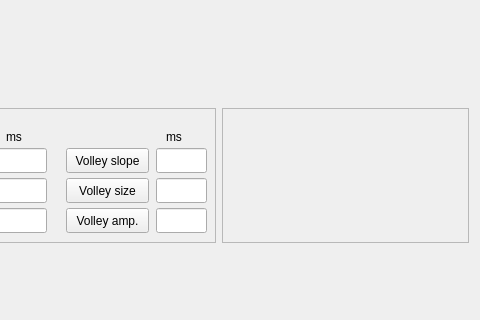
First picture: the form in QtDesigner/bwmeasure.ui, repository matoloa/brainwash, before the edit; both pictures show x 115 to 595 and y 186 to 506 of the 595 by 812 pixel window.
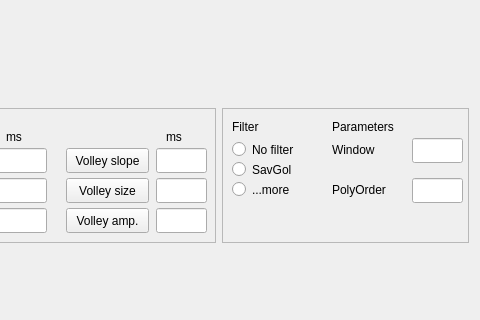
Second picture: the form after the edit.

```diff
--- a/QtDesigner/bwmeasure.ui
+++ b/QtDesigner/bwmeasure.ui
@@ -259,6 +259,123 @@
          <property name="frameShadow">
           <enum>QFrame::Raised</enum>
          </property>
+         <widget class="QLabel" name="label_filter">
+          <property name="geometry">
+           <rect>
+            <x>10</x>
+            <y>10</y>
+            <width>62</width>
+            <height>17</height>
+           </rect>
+          </property>
+          <property name="text">
+           <string>Filter</string>
+          </property>
+         </widget>
+         <widget class="QLineEdit" name="lineEdit_filter_param1">
+          <property name="geometry">
+           <rect>
+            <x>190</x>
+            <y>30</y>
+            <width>51</width>
+            <height>25</height>
+           </rect>
+          </property>
+         </widget>
+         <widget class="QRadioButton" name="radioButton_filter_placeholder">
+          <property name="geometry">
+           <rect>
+            <x>10</x>
+            <y>70</y>
+            <width>106</width>
+            <height>23</height>
+           </rect>
+          </property>
+          <property name="text">
+           <string>...more</string>
+          </property>
+         </widget>
+         <widget class="QLabel" name="label_filter_param2">
+          <property name="geometry">
+           <rect>
+            <x>110</x>
+            <y>70</y>
+            <width>71</width>
+            <height>23</height>
+           </rect>
+          </property>
+          <property name="text">
+           <string>PolyOrder</string>
+          </property>
+          <property name="alignment">
+           <set>Qt::AlignLeading|Qt::AlignLeft|Qt::AlignVCenter</set>
+          </property>
+         </widget>
+         <widget class="QLineEdit" name="lineEdit_filter_param2">
+          <property name="geometry">
+           <rect>
+            <x>190</x>
+            <y>70</y>
+            <width>51</width>
+            <height>25</height>
+           </rect>
+          </property>
+         </widget>
+         <widget class="QLabel" name="label_filter_params">
+          <property name="geometry">
+           <rect>
+            <x>110</x>
+            <y>10</y>
+            <width>91</width>
+            <height>17</height>
+           </rect>
+          </property>
+          <property name="text">
+           <string>Parameters</string>
+          </property>
+         </widget>
+         <widget class="QRadioButton" name="radioButton_filter_savgol">
+          <property name="geometry">
+           <rect>
+            <x>10</x>
+            <y>50</y>
+            <width>106</width>
+            <height>23</height>
+           </rect>
+          </property>
+          <property name="text">
+           <string>SavGol</string>
+          </property>
+         </widget>
+         <widget class="QRadioButton" name="radioButton_filter_none">
+          <property name="geometry">
+           <rect>
+            <x>10</x>
+            <y>30</y>
+            <width>106</width>
+            <height>23</height>
+           </rect>
+          </property>
+          <property name="text">
+           <string>No filter</string>
+          </property>
+         </widget>
+         <widget class="QLabel" name="label_filter_param1">
+          <property name="geometry">
+           <rect>
+            <x>110</x>
+            <y>30</y>
+            <width>71</width>
+            <height>23</height>
+           </rect>
+          </property>
+          <property name="text">
+           <string>Window</string>
+          </property>
+          <property name="alignment">
+           <set>Qt::AlignLeading|Qt::AlignLeft|Qt::AlignVCenter</set>
+          </property>
+         </widget>
         </widget>
        </item>
       </layout>
```
